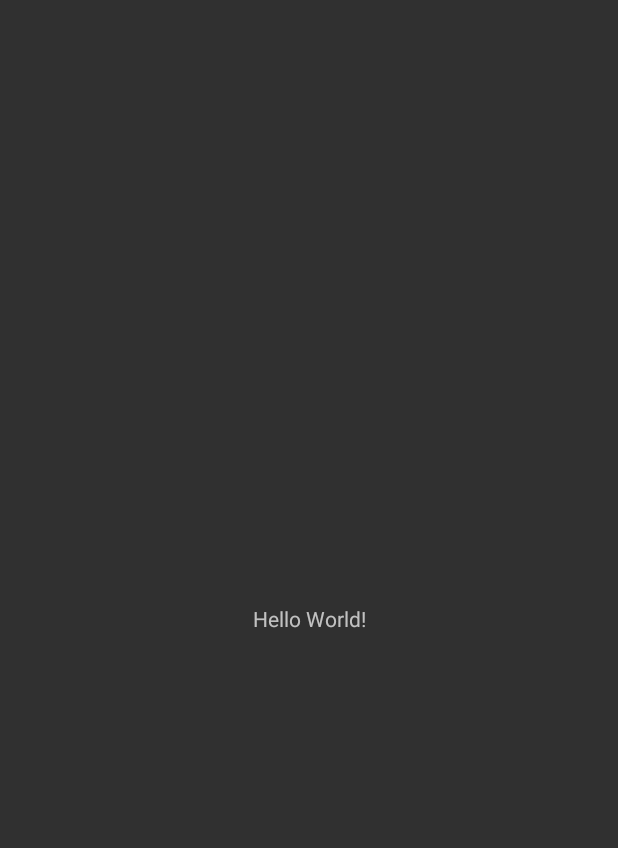
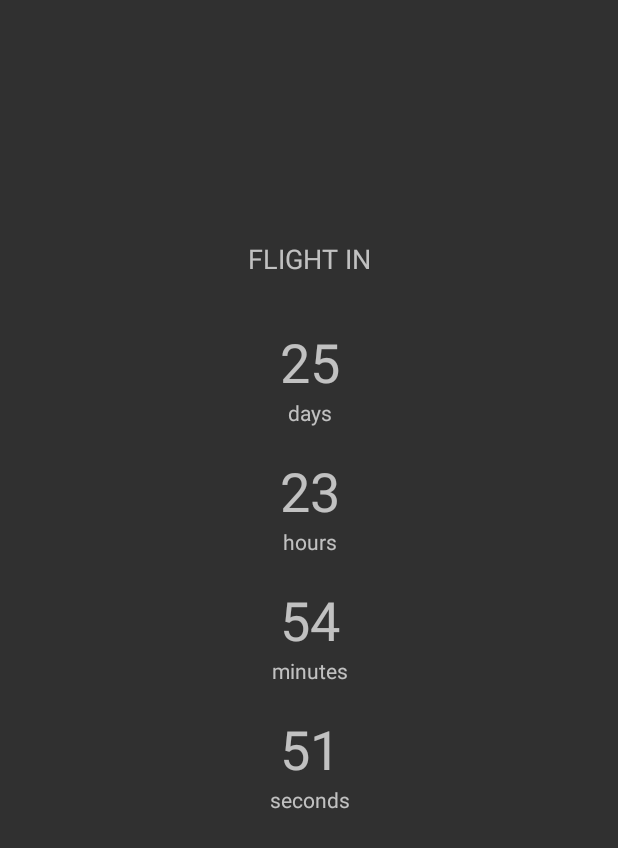
Before and after one commit to gailhuss/flight_countdown, an Android app: the screen it shows after launch (MainActivity), on a phone screen of 412 x 824 dp. Before the commit the part shown is almost empty. Shown: the top 848 px of the screen. Run offline under Robolectric (Android 15) with nearby library versions, the phone set to English and light mode, and no system bars.

Commit message:
UI and timer for countdown

```diff
--- a/src/app/src/main/java/com/example/flight_countdown/MainActivity.kt
+++ b/src/app/src/main/java/com/example/flight_countdown/MainActivity.kt
@@ -1,12 +1,57 @@
 package com.example.flight_countdown
 
+import android.os.Bundle
+import android.os.CountDownTimer
+import android.view.Window
 import androidx.appcompat.app.AppCompatActivity
-import android.os.Bundle
+import kotlinx.android.synthetic.main.activity_main.*
+import java.time.LocalDateTime
+
 
 class MainActivity : AppCompatActivity() {
+    private val calculator = TimeCalc(LocalDateTime.parse("2020-01-19T10:25:00"))
+    private lateinit var timer: CountDownTimer
 
     override fun onCreate(savedInstanceState: Bundle?) {
         super.onCreate(savedInstanceState)
+        requestWindowFeature(Window.FEATURE_NO_TITLE)
         setContentView(R.layout.activity_main)
+        initTimer()
+        setTime()
+    }
+
+    override fun onStart() {
+        super.onStart()
+
+        initTimer()
+    }
+
+    private fun initTimer()
+    {
+        timer = object : CountDownTimer(15*60*1000, 1000) {
+            override fun onFinish() {
+            }
+
+            override fun onTick(millisUntilFinished: Long) {
+                setTime()
+            }
+        }.start()
+    }
+
+    private fun setTime()
+    {
+        val diff = calculator.getDiff(LocalDateTime.now())
+        daysView.text = diff[0].toString()
+
+        hoursView.text = diff[1].toString()
+
+        minutesView.text = diff[2].toString()
+
+        secondsView.text = diff[3].toString()
+    }
+
+    override fun onPause() {
+        super.onPause()
+        timer.cancel()
     }
 }
--- a/src/app/src/main/res/layout/activity_main.xml
+++ b/src/app/src/main/res/layout/activity_main.xml
@@ -6,13 +6,97 @@
     android:layout_height="match_parent"
     tools:context=".MainActivity">
 
+
     <TextView
+        android:id="@+id/textView9"
         android:layout_width="wrap_content"
         android:layout_height="wrap_content"
-        android:text="Hello World!"
+        android:text="FLIGHT IN"
+        android:textSize="18sp"
         app:layout_constraintBottom_toBottomOf="parent"
         app:layout_constraintLeft_toLeftOf="parent"
         app:layout_constraintRight_toRightOf="parent"
-        app:layout_constraintTop_toTopOf="parent" />
+        app:layout_constraintTop_toTopOf="parent"
+        app:layout_constraintVertical_bias="0.19999999" />
+
+    <TextView
+        android:id="@+id/daysView"
+        android:layout_width="wrap_content"
+        android:layout_height="wrap_content"
+        android:layout_marginTop="32dp"
+        android:text="30"
+        android:textSize="36sp"
+        app:layout_constraintEnd_toEndOf="@+id/textView9"
+        app:layout_constraintStart_toStartOf="@+id/textView9"
+        app:layout_constraintTop_toBottomOf="@+id/textView9" />
+
+    <TextView
+        android:id="@+id/textView2"
+        android:layout_width="wrap_content"
+        android:layout_height="wrap_content"
+        android:text="days"
+        app:layout_constraintEnd_toEndOf="@+id/daysView"
+        app:layout_constraintStart_toStartOf="@+id/daysView"
+        app:layout_constraintTop_toBottomOf="@+id/daysView" />
+
+    <TextView
+        android:id="@+id/hoursView"
+        android:layout_width="wrap_content"
+        android:layout_height="wrap_content"
+        android:layout_marginTop="18dp"
+        android:text="4"
+        android:textSize="36sp"
+        app:layout_constraintEnd_toEndOf="@+id/textView2"
+        app:layout_constraintStart_toStartOf="@+id/textView2"
+        app:layout_constraintTop_toBottomOf="@+id/textView2" />
+
+    <TextView
+        android:id="@+id/textView4"
+        android:layout_width="wrap_content"
+        android:layout_height="wrap_content"
+        android:text="hours"
+        app:layout_constraintEnd_toEndOf="@+id/hoursView"
+        app:layout_constraintStart_toStartOf="@+id/hoursView"
+        app:layout_constraintTop_toBottomOf="@+id/hoursView" />
+
+    <TextView
+        android:id="@+id/minutesView"
+        android:layout_width="wrap_content"
+        android:layout_height="wrap_content"
+        android:layout_marginTop="18dp"
+        android:text="7"
+        android:textSize="36sp"
+        app:layout_constraintEnd_toEndOf="@+id/textView4"
+        app:layout_constraintStart_toStartOf="@+id/textView4"
+        app:layout_constraintTop_toBottomOf="@+id/textView4" />
+
+    <TextView
+        android:id="@+id/textView6"
+        android:layout_width="wrap_content"
+        android:layout_height="wrap_content"
+        android:text="minutes"
+        app:layout_constraintEnd_toEndOf="@+id/minutesView"
+        app:layout_constraintStart_toStartOf="@+id/minutesView"
+        app:layout_constraintTop_toBottomOf="@+id/minutesView" />
+
+    <TextView
+        android:id="@+id/secondsView"
+        android:layout_width="wrap_content"
+        android:layout_height="wrap_content"
+        android:layout_marginTop="18dp"
+        android:text="17"
+        android:textSize="36sp"
+        app:layout_constraintEnd_toEndOf="@+id/textView6"
+        app:layout_constraintStart_toStartOf="@+id/textView6"
+        app:layout_constraintTop_toBottomOf="@+id/textView6" />
+
+    <TextView
+        android:id="@+id/textView8"
+        android:layout_width="wrap_content"
+        android:layout_height="wrap_content"
+        android:text="seconds"
+        app:layout_constraintEnd_toEndOf="@+id/secondsView"
+        app:layout_constraintStart_toStartOf="@+id/secondsView"
+        app:layout_constraintTop_toBottomOf="@+id/secondsView" />
 
 </androidx.constraintlayout.widget.ConstraintLayout>
```
